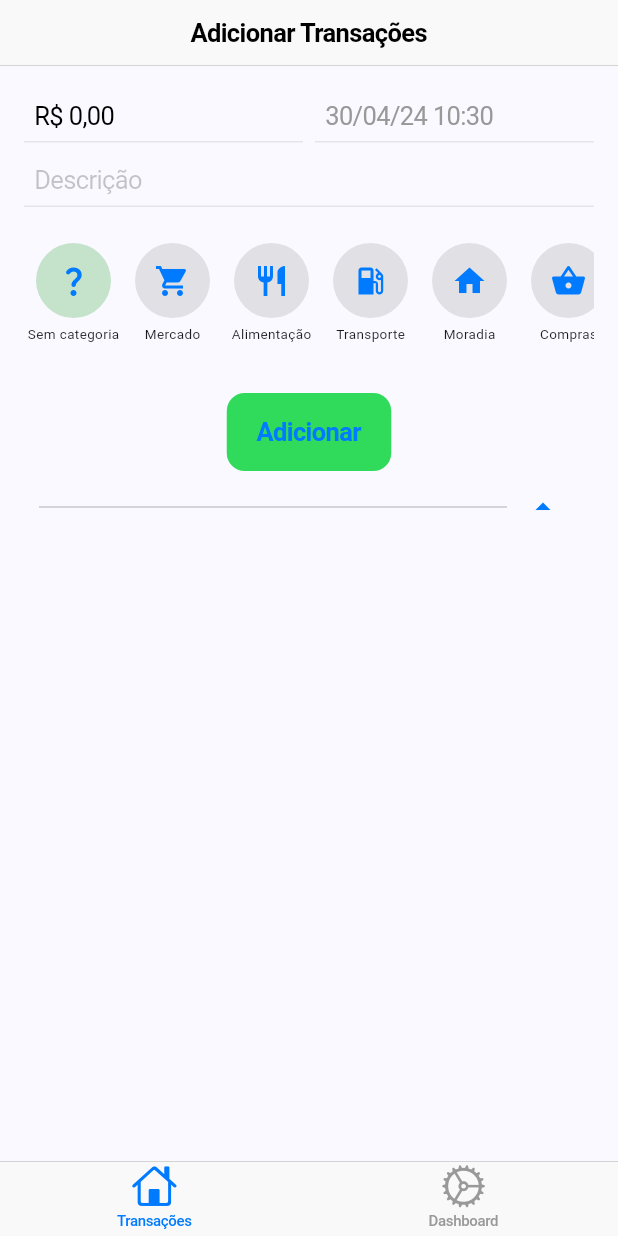
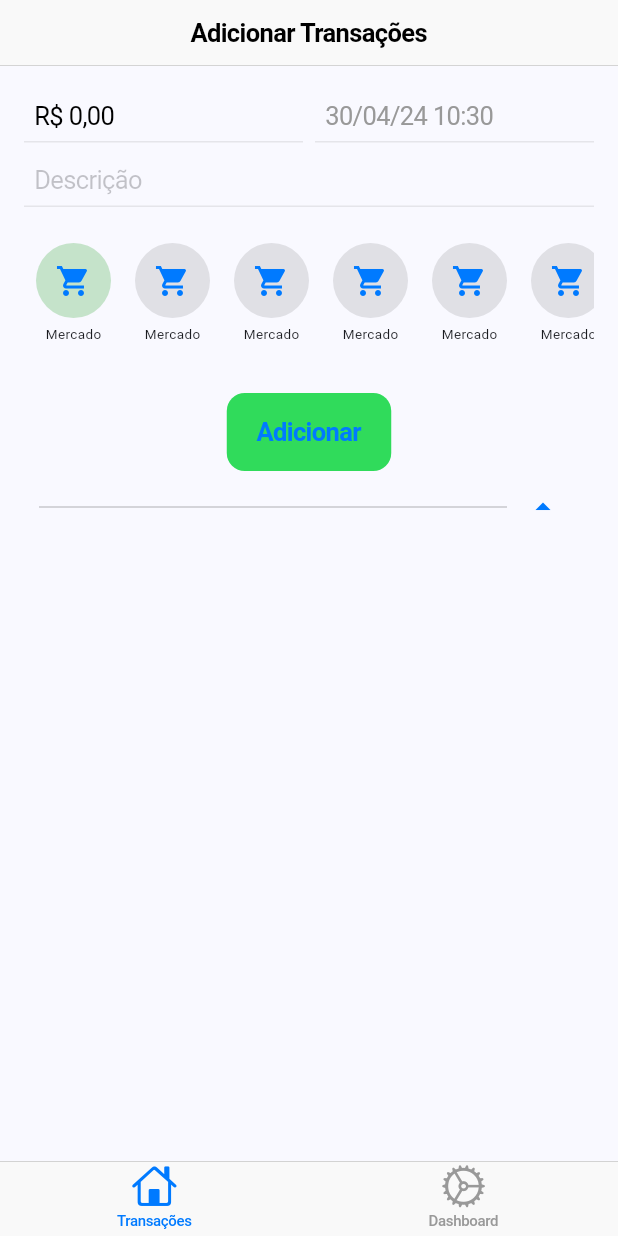
Before and after one commit to Xuxa09/Controle-de-gastos, a Flutter app: the screen it shows after launch, after a tap on the "arrow drop up" icon, after a tap on the "arrow drop down" icon, on a phone screen of 412 x 824 dp. Run offline on Flutter 3.47's test engine with Material 3 defaults, Android fonts, the phone set to English and light mode, and no system bars; our stand-ins replace fl_chart, flutter_masked_text2, font_awesome_flutter, percent_indicator, shared_preferences.

Commit message:
Refatoração

```diff
--- a/meus_gastos/lib/enums/Category.dart
+++ b/meus_gastos/lib/enums/Category.dart
@@ -6,134 +6,57 @@ import 'package:font_awesome_flutter/font_awesome_flutter.dart';
 import 'package:meus_gastos/widgets/Transactions/CampoComMascara.dart';
 
 enum Category {
-  Unknown, // sem categoria
-  Shopping, // mercado
-  Restaurant, // alimentação
-  GasStation, // carro
-  Home, // moradia
-  ShoppingBasket, // compras
-  Hospital, // Saúde
-  Cigarrinho, // Cigarrinho
-  Movie, // idas ao shopping
-  MusicNote, // strimings
-  VideoGame, // aplicativos
-  Drink // roles
+  Unknown,
+  Shopping,
+  Restaurant,
+  GasStation,
+  Home,
+  ShoppingBasket,
+  Hospital,
+  Cigarrinho,
+  Movie,
+  MusicNote,
+  VideoGame,
+  Drink
 }
 
-String getCategoryNameByEnum(Category category) {
-  switch (category) {
-    case Category.Unknown:
-      return 'Sem categoria';
-    case Category.Shopping:
-      return 'Mercado';
-    case Category.Restaurant:
-      return 'Alimentação';
-    case Category.GasStation:
-      return 'Transporte';
-    case Category.Home:
-      return 'Moradia';
-    case Category.ShoppingBasket:
-      return 'Compras';
-    case Category.Hospital:
-      return 'Saúde';
-    case Category.Cigarrinho:
-      return 'Cigarrinho';
-    case Category.Movie:
-      return 'Streaming';
-    case Category.MusicNote:
-      return 'Gambit';
-    case Category.VideoGame:
-      return 'Games';
-    case Category.Drink:
-      return 'Bebidas';
-    default:
-      return '';
-  }
+class CategoryInfo {
+  final Category category;
+  final String name;
+  final IconData icon;
+
+  CategoryInfo(this.category, this.name, this.icon);
+
+  static Map<Category, CategoryInfo> _categories = {
+    Category.Unknown: CategoryInfo(
+        Category.Unknown, 'Sem categoria', Icons.question_mark_rounded),
+    Category.Shopping:
+        CategoryInfo(Category.Shopping, 'Mercado', Icons.shopping_cart),
+    Category.Restaurant:
+        CategoryInfo(Category.Restaurant, 'Alimentação', Icons.restaurant),
+    Category.GasStation: CategoryInfo(
+        Category.GasStation, 'Transporte', Icons.local_gas_station),
+    Category.Home: CategoryInfo(Category.Home, 'Moradia', Icons.home),
+    Category.ShoppingBasket:
+        CategoryInfo(Category.ShoppingBasket, 'Compras', Icons.shopping_basket),
+    Category.Hospital:
+        CategoryInfo(Category.Hospital, 'Saúde', Icons.local_hospital),
+    Category.Cigarrinho:
+        CategoryInfo(Category.Cigarrinho, 'Cigarrinho', Icons.smoking_rooms),
+    Category.Movie: CategoryInfo(Category.Movie, 'Streaming', Icons.movie),
+    Category.MusicNote:
+        CategoryInfo(Category.MusicNote, 'Gambit', Icons.music_note),
+    Category.VideoGame:
+        CategoryInfo(Category.VideoGame, 'Games', Icons.videogame_asset),
+    Category.Drink:
+        CategoryInfo(Category.Drink, 'Bebidas', Icons.local_drink_outlined),
+  };
+
+  static CategoryInfo getByCategory(Category category) =>
+      _categories[category] ?? _categories[Category.Unknown]!;
+  static CategoryInfo getByName(String name) =>
+      _categories.values.firstWhere((info) => info.name == name,
+          orElse: () => _categories[Category.Unknown]!);
+  static CategoryInfo getByIndex(int index) =>
+      _categories[Category.values[index]] ?? _categories[Category.Unknown]!;
 }
-
-String getCategoryNameByIndex(int index) {
-  switch (Category.values[index]) {
-    case Category.Shopping:
-      return 'Shopping';
-    case Category.Restaurant:
-      return 'Restaurant';
-    case Category.GasStation:
-      return 'GasStation';
-    case Category.Home:
-      return 'Home';
-    case Category.ShoppingBasket:
-      return 'ShoppingBasket';
-    case Category.Hospital:
-      return 'Hospital';
-    case Category.Cigarrinho:
-      return 'Volleyball';
-    case Category.Movie:
-      return 'Movie';
-    case Category.MusicNote:
-      return 'MusicNote';
-    case Category.VideoGame:
-      return 'VideoGame';
-    case Category.Drink:
-      return 'Drink';
-    default:
-      return 'Unknown';
-  }
-}
-
-Category getCategoryByName(String name) {
-  switch (name) {
-    case 'Shopping':
-      return Category.Shopping;
-    case 'Restaurant':
-      return Category.Restaurant;
-    case 'GasStation':
-      return Category.GasStation;
-    case 'Home':
-      return Category.Home;
-    case 'ShoppingBasket':
-      return Category.ShoppingBasket;
-    case 'Hospital':
-      return Category.Hospital;
-    case 'Volleyball':
-      return Category.Cigarrinho;
-    case 'Movie':
-      return Category.Movie;
-    case 'MusicNote':
-      return Category.MusicNote;
-    case 'VideoGame':
-      return Category.VideoGame;
-    case 'Drink':
-      return Category.Drink;
-    default:
-      return Category.Unknown;
-  }
-}
-
-IconData getIconByCategory(Category category) {
-  switch (category) {
-    case Category.Shopping:
-      return Icons.shopping_cart;
-    case Category.Restaurant:
-      return Icons.restaurant;
-    case Category.GasStation:
-      return Icons.local_gas_station;
-    case Category.Home:
-      return Icons.home;
-    case Category.ShoppingBasket:
-      return Icons.shopping_basket;
-    case Category.Hospital:
-      return Icons.local_hospital;
-    case Category.Cigarrinho:
-      return Icons.smoking_rooms;
-    case Category.Movie:
-      return Icons.movie;
-    case Category.MusicNote:
-      return Icons.music_note;
-    case Category.VideoGame:
-      return Icons.videogame_asset;
-    case Category.Drink:
-      return Icons.local_drink_outlined;
-    default:
-      return Icons.question_mark_rounded;
-  }
-}
--- a/meus_gastos/lib/widgets/Dashboards/Charts.dart
+++ b/meus_gastos/lib/widgets/Dashboards/Charts.dart
@@ -1,9 +1,7 @@
+import 'package:meus_gastos/enums/Category.dart';
 import 'package:flutter/cupertino.dart';
 import 'package:flutter/material.dart';
-import 'package:fl_chart/fl_chart.dart';
-import 'package:percent_indicator/percent_indicator.dart';
 import 'LinearProgressIndicatorSection.dart';
-import 'LineChartSample.dart';
 import 'DashboardCard.dart';
 
 class DashboardScreen extends StatelessWidget {
@@ -22,26 +20,16 @@ class DashboardScreen extends StatelessWidget {
                 padding: const EdgeInsets.all(16.0),
                 child: DashboardCard(),
               ),
-              LinearProgressIndicatorSection(
-                  progress: 800, label: "Progresso 1", color: Colors.redAccent),
-              LinearProgressIndicatorSection(
-                  progress: 800,
-                  label: "Progresso 2",
-                  color: Colors.greenAccent),
-              LinearProgressIndicatorSection(
-                  progress: 800,
-                  label: "Progresso 3",
-                  color: Colors.blueAccent),
-              LinearProgressIndicatorSection(
-                  progress: 800, label: "Progresso 1", color: Colors.redAccent),
-              LinearProgressIndicatorSection(
-                  progress: 800,
-                  label: "Progresso 2",
-                  color: Colors.greenAccent),
-              LinearProgressIndicatorSection(
-                  progress: 0.2,
-                  label: "Progresso 3",
-                  color: Colors.blueAccent),
+              Column(
+                children: [
+                  for (var category in Category.values)
+                    LinearProgressIndicatorSection(
+                      progress: 0.2,
+                      label: CategoryInfo.getByCategory(Category.Shopping).name,
+                      color: Colors.blueAccent,
+                    ),
+                ],
+              ),
             ],
           ),
         ),
--- a/meus_gastos/lib/widgets/Transactions/HorizontalCircleList.dart
+++ b/meus_gastos/lib/widgets/Transactions/HorizontalCircleList.dart
@@ -53,13 +53,13 @@ class _HorizontalCircleListState extends State<HorizontalCircleList> {
                     shape: BoxShape.circle,
                   ),
                   child: Icon(
-                    getIconByCategory(Category.values[index]),
+                    CategoryInfo.getByCategory(Category.Shopping).icon,
+                    // getIconByCategory(Category.values[index]),
                   ),
                 ),
                 SizedBox(height: 4), // Espaço entre o ícone e o texto
                 Text(
-                  getCategoryNameByEnum(Category.values[
-                      index]), // Use a função correta para obter o nome da categoria
+                  CategoryInfo.getByCategory(Category.Shopping).name,
                   style: TextStyle(
                     fontSize: 9, // Ajuste conforme necessário
                   ),
```
Also changed, not shown: meus_gastos/lib/services/CardService.dart (+11 -0 lines), meus_gastos/lib/widgets/Transactions/ListCard.dart (+6 -12 lines).
